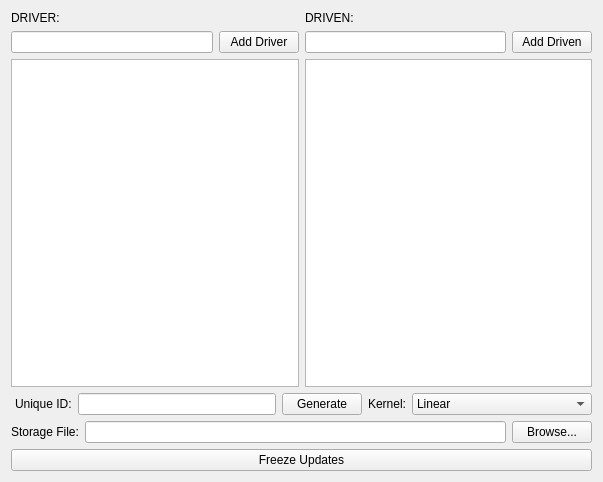
The window that SimonsSandbox/RBFManagerWidget.ui (sburdick-code/MayaScripts) describes before a commit, drawn with Qt 5.
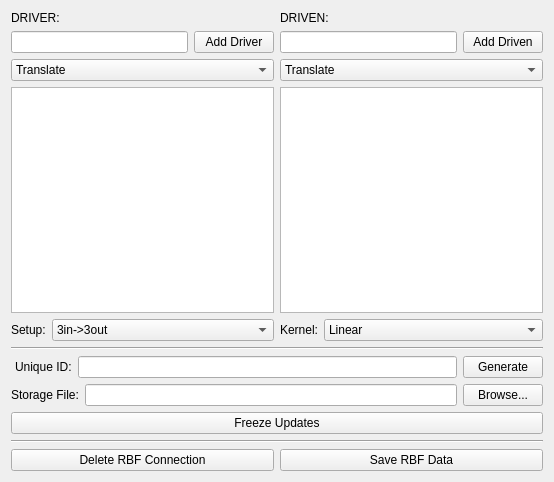
The same window after the commit.

The edit to the form file:
```diff
--- a/SimonsSandbox/RBFManagerWidget.ui
+++ b/SimonsSandbox/RBFManagerWidget.ui
@@ -6,7 +6,7 @@
    <rect>
     <x>0</x>
     <y>0</y>
-    <width>603</width>
+    <width>554</width>
     <height>482</height>
    </rect>
   </property>
@@ -39,6 +39,25 @@
          </item>
         </layout>
        </item>
+       <item>
+        <widget class="QComboBox" name="Driver_ComboBox">
+         <item>
+          <property name="text">
+           <string>Translate</string>
+          </property>
+         </item>
+         <item>
+          <property name="text">
+           <string>Rotate</string>
+          </property>
+         </item>
+         <item>
+          <property name="text">
+           <string>Scale</string>
+          </property>
+         </item>
+        </widget>
+       </item>
        <item>
         <widget class="QTableView" name="Driver_Table"/>
        </item>
@@ -67,6 +86,25 @@
          </item>
         </layout>
        </item>
+       <item>
+        <widget class="QComboBox" name="Driven_ComboBox">
+         <item>
+          <property name="text">
+           <string>Translate</string>
+          </property>
+         </item>
+         <item>
+          <property name="text">
+           <string>Rotate</string>
+          </property>
+         </item>
+         <item>
+          <property name="text">
+           <string>Scale</string>
+          </property>
+         </item>
+        </widget>
+       </item>
        <item>
         <widget class="QTableView" name="Driven_Table"/>
        </item>
@@ -79,36 +117,71 @@
      <item>
       <layout class="QHBoxLayout" name="horizontalLayout_6">
        <item>
-        <spacer name="horizontalSpacer">
-         <property name="orientation">
-          <enum>Qt::Horizontal</enum>
-         </property>
-         <property name="sizeType">
-          <enum>QSizePolicy::Fixed</enum>
-         </property>
-         <property name="sizeHint" stdset="0">
-          <size>
-           <width>4</width>
-           <height>3</height>
-          </size>
-         </property>
-        </spacer>
-       </item>
-       <item>
-        <widget class="QLabel" name="label_3">
+        <widget class="QLabel" name="label_6">
          <property name="text">
-          <string>Unique ID:</string>
+          <string>Setup:</string>
          </property>
         </widget>
        </item>
        <item>
-        <widget class="QLineEdit" name="ID_LineEdit"/>
-       </item>
-       <item>
-        <widget class="QPushButton" name="GenerateID_Button">
-         <property name="text">
-          <string>Generate</string>
+        <widget class="QComboBox" name="Setup_ComboBox">
+         <property name="sizePolicy">
+          <sizepolicy hsizetype="Expanding" vsizetype="Fixed">
+           <horstretch>0</horstretch>
+           <verstretch>0</verstretch>
+          </sizepolicy>
          </property>
+         <property name="currentText">
+          <string>3in-&gt;3out</string>
+         </property>
+         <property name="currentIndex">
+          <number>8</number>
+         </property>
+         <item>
+          <property name="text">
+           <string>1in-&gt;1out</string>
+          </property>
+         </item>
+         <item>
+          <property name="text">
+           <string>1in-&gt;2out</string>
+          </property>
+         </item>
+         <item>
+          <property name="text">
+           <string>1in-&gt;3out</string>
+          </property>
+         </item>
+         <item>
+          <property name="text">
+           <string>2in-&gt;1out</string>
+          </property>
+         </item>
+         <item>
+          <property name="text">
+           <string>2in-&gt;2out</string>
+          </property>
+         </item>
+         <item>
+          <property name="text">
+           <string>2in-&gt;3out</string>
+          </property>
+         </item>
+         <item>
+          <property name="text">
+           <string>3in-&gt;1out</string>
+          </property>
+         </item>
+         <item>
+          <property name="text">
+           <string>3in-&gt;2out</string>
+          </property>
+         </item>
+         <item>
+          <property name="text">
+           <string>3in-&gt;3out</string>
+          </property>
+         </item>
         </widget>
        </item>
       </layout>
@@ -124,6 +197,12 @@
        </item>
        <item>
         <widget class="QComboBox" name="Kernel_ComboBox">
+         <property name="sizePolicy">
+          <sizepolicy hsizetype="Expanding" vsizetype="Fixed">
+           <horstretch>0</horstretch>
+           <verstretch>0</verstretch>
+          </sizepolicy>
+         </property>
          <property name="minimumSize">
           <size>
            <width>180</width>
@@ -151,6 +230,50 @@
      </item>
     </layout>
    </item>
+   <item>
+    <widget class="Line" name="line_2">
+     <property name="orientation">
+      <enum>Qt::Horizontal</enum>
+     </property>
+    </widget>
+   </item>
+   <item>
+    <layout class="QHBoxLayout" name="horizontalLayout_8">
+     <item>
+      <spacer name="horizontalSpacer">
+       <property name="orientation">
+        <enum>Qt::Horizontal</enum>
+       </property>
+       <property name="sizeType">
+        <enum>QSizePolicy::Fixed</enum>
+       </property>
+       <property name="sizeHint" stdset="0">
+        <size>
+         <width>4</width>
+         <height>3</height>
+        </size>
+       </property>
+      </spacer>
+     </item>
+     <item>
+      <widget class="QLabel" name="label_3">
+       <property name="text">
+        <string>Unique ID:</string>
+       </property>
+      </widget>
+     </item>
+     <item>
+      <widget class="QLineEdit" name="ID_LineEdit"/>
+     </item>
+     <item>
+      <widget class="QPushButton" name="GenerateID_Button">
+       <property name="text">
+        <string>Generate</string>
+       </property>
+      </widget>
+     </item>
+    </layout>
+   </item>
    <item>
     <layout class="QHBoxLayout" name="horizontalLayout_5">
      <item>
@@ -179,6 +302,31 @@
      </property>
     </widget>
    </item>
+   <item>
+    <widget class="Line" name="line">
+     <property name="orientation">
+      <enum>Qt::Horizontal</enum>
+     </property>
+    </widget>
+   </item>
+   <item>
+    <layout class="QHBoxLayout" name="horizontalLayout_9">
+     <item>
+      <widget class="QPushButton" name="Delete_Button">
+       <property name="text">
+        <string>Delete RBF Connection</string>
+       </property>
+      </widget>
+     </item>
+     <item>
+      <widget class="QPushButton" name="Save_Button">
+       <property name="text">
+        <string>Save RBF Data</string>
+       </property>
+      </widget>
+     </item>
+    </layout>
+   </item>
   </layout>
  </widget>
  <resources/>
```
